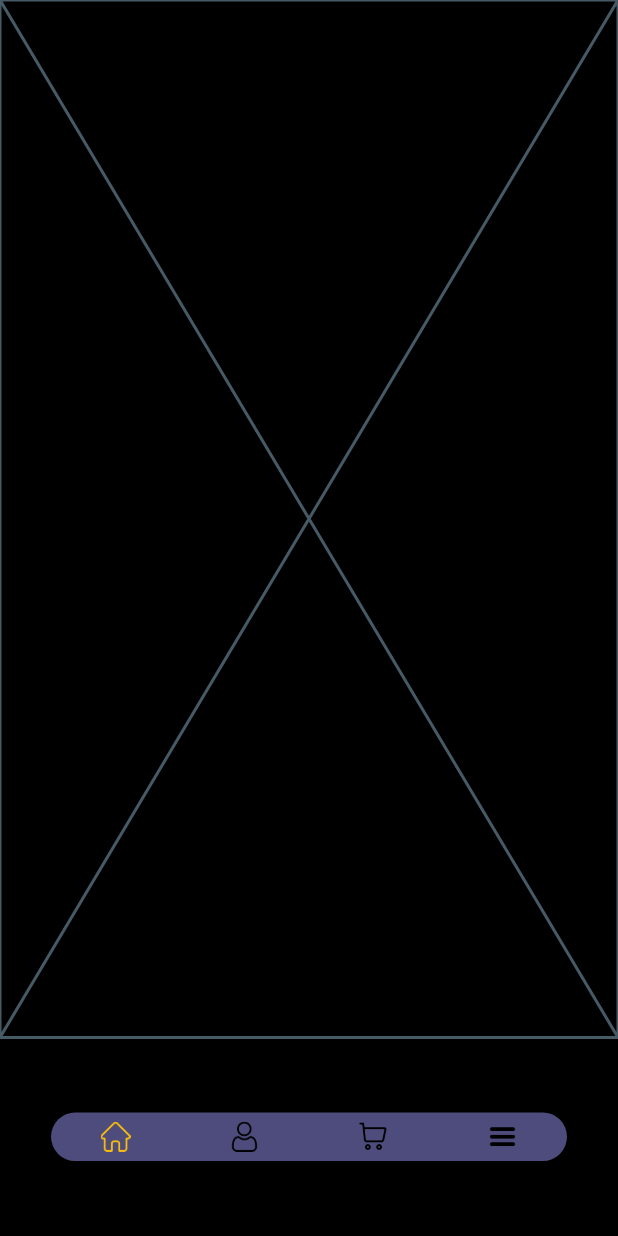
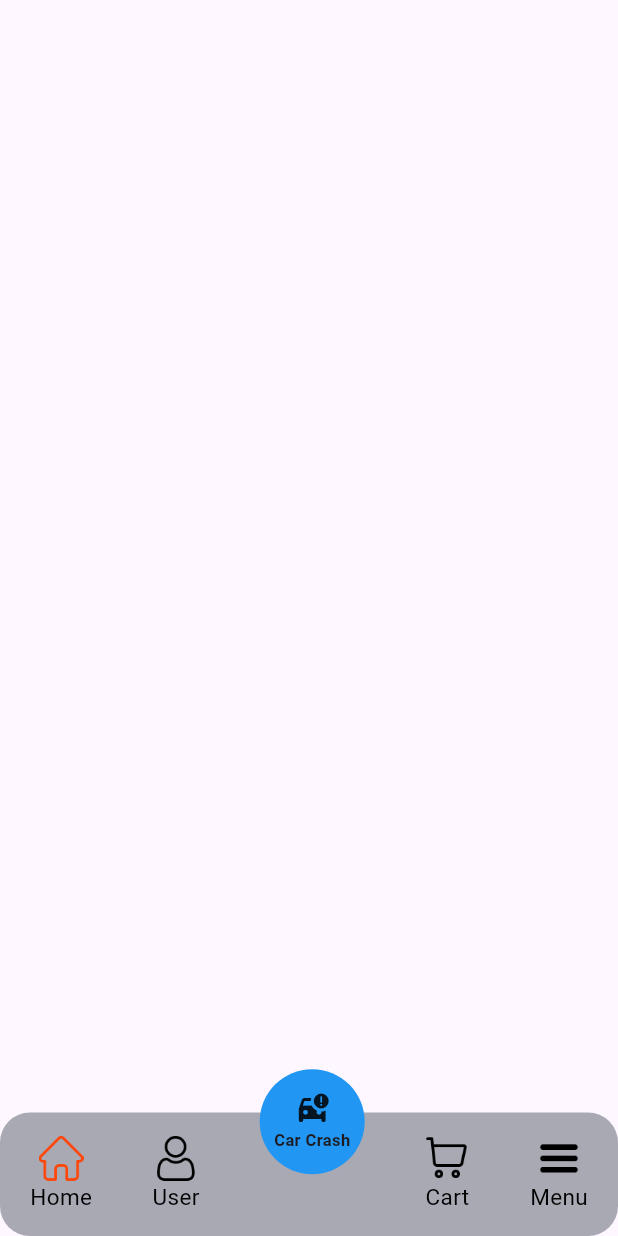
Before and after one commit to Khushnu/widgets, a Flutter app: the BottomNavbar screen opened directly, on a phone screen of 412 x 824 dp. Run offline on Flutter 3.47's test engine with Material 3 defaults, Android fonts, the phone set to English and light mode, and no system bars.

Commit message:
customized bottom navbar

```diff
--- a/lib/bottomnav.dart
+++ b/lib/bottomnav.dart
@@ -11,13 +11,13 @@ class _BottomNavState extends State<BottomNav> {
   @override
   Widget build(BuildContext context) {
     return Padding(
-      padding: const EdgeInsets.symmetric(vertical: 50, horizontal: 34),
+      padding: const EdgeInsets.symmetric(vertical: 0, horizontal: 0),
       child: Container(
-        height: MediaQuery.sizeOf(context).height * 0.1 - 50,
+        height: MediaQuery.sizeOf(context).height * 0.1  ,
         width: MediaQuery.sizeOf(context).width,
         decoration: BoxDecoration(
           borderRadius: BorderRadius.circular(20),
-          color: const Color(0xff4D4C7D)
+          color: Color.fromARGB(255, 169, 169, 180)
         ),
         child: widget.child ,
       ),
--- a/lib/home.dart
+++ b/lib/home.dart
@@ -10,6 +10,6 @@ class Home extends StatefulWidget {
 class _HomeState extends State<Home> {
   @override
   Widget build(BuildContext context) {
-    return const Placeholder();
+return Scaffold();
   }
 }
--- a/lib/main.dart
+++ b/lib/main.dart
@@ -1,5 +1,5 @@
 import 'package:flutter/material.dart';
-import 'package:widgets_/Screens/onboarding.dart';
+// import 'package:widgets_/Screens/onboarding.dart';
 import 'package:widgets_/bottomnav.dart';
 import 'package:widgets_/cart.dart';
 import 'package:widgets_/home.dart';
@@ -12,25 +12,20 @@ import 'package:widgets_/person.dart';
 void main(List<String> args) {
   runApp(const MyApp());
 }
-
-
 class MyApp extends StatelessWidget {
   const MyApp({super.key});
-
   @override
   Widget build(BuildContext context) {
     return const MaterialApp(
-      home: PageViewWidget(),
+      home: BottomNavbar(),
     );
   }
 }
-
 class BottomNavbar extends StatefulWidget {
   const BottomNavbar({super.key});
   @override
   State<BottomNavbar> createState() => _HomePageState();
 }
-
 class _HomePageState extends State<BottomNavbar> {
   int index = 0;
   int selectedindex =0;
@@ -46,11 +41,10 @@ class _HomePageState extends State<BottomNavbar> {
       selectedindex = index;
     });
   }
-
   @override
   Widget build(BuildContext context) {
     return  Scaffold(
-      backgroundColor: Colors.black,
+      // backgroundColor: Colors.black,
       body: listWidget[selectedindex],
       bottomNavigationBar: BottomNav(child: Row(
         mainAxisAlignment: MainAxisAlignment.spaceAround,
@@ -60,10 +54,33 @@ class _HomePageState extends State<BottomNavbar> {
             onTap: (){
               onTapped(index);
             },
-            child: Image.asset(modelNav[index].image,
-             color: isSelected ? Colors.amber : Colors.black,
-              height: 20,));
-        })
+            child: Column(
+              mainAxisAlignment: MainAxisAlignment.center,
+              children: [
+                Image.asset(modelNav[index].image,
+                 color: isSelected ? const Color.fromARGB(255, 255, 69, 7) : Colors.black,
+                  height: 30,),
+                  Text(modelNav[index].name, style: TextStyle(color: Colors.black, fontSize: 15),)
+              ],
+            ));
+        })..insert(2, Transform.translate(
+          offset: Offset(0, -35),
+          child: Container(
+            height: 70,
+            width: 70,
+            decoration: const BoxDecoration(
+              color: Colors.blue,
+              shape: BoxShape.circle
+            ),
+            child: Column(
+              mainAxisAlignment: MainAxisAlignment.center,
+              children: [
+                Icon(Icons.car_crash),
+                Text('Car Crash', style: TextStyle(fontSize: 11, fontWeight: FontWeight.bold),)
+              ],
+            ),
+          ),
+        ))
       ),) ,
     );
   }
--- a/lib/model.dart
+++ b/lib/model.dart
@@ -1,13 +1,13 @@
 class NavModel{
-final String? name;
+final String name;
 final String image;
 
-NavModel(this.name, {required this.image});
+NavModel({required this.name , required this.image});
 }
 
 List<NavModel> modelNav = [
-  NavModel('', image: 'Images/home (1).png'),
-  NavModel('', image: 'Images/user.png'),
-  NavModel('', image: 'Images/shopping-cart (1).png'),
-  NavModel('', image: 'Images/burger-bar.png'),
+  NavModel(name: 'Home', image: 'Images/home (1).png'),
+  NavModel(name:'User', image: 'Images/user.png'),
+  NavModel( image: 'Images/shopping-cart (1).png', name: 'Cart'),
+  NavModel(name: 'Menu', image: 'Images/burger-bar.png'),
 ];
```
